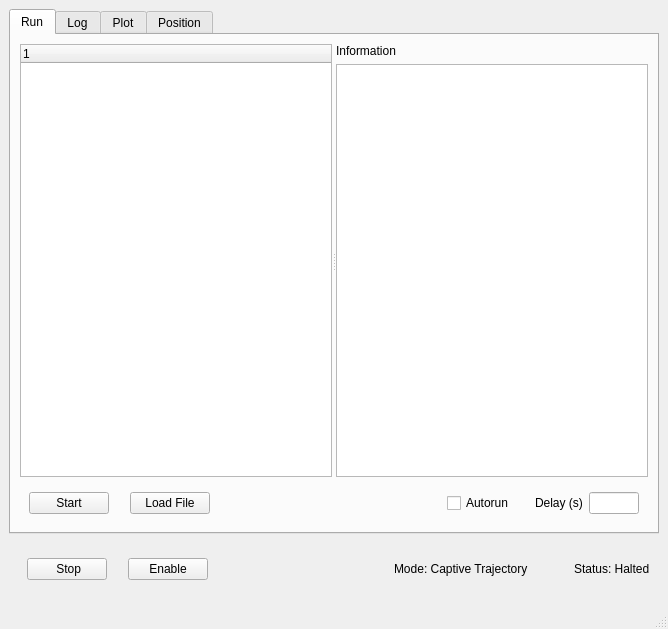
First picture: the form in software/gui/nodes/sled_control.ui, repository iorodeo/water_channel_ros, before the edit.
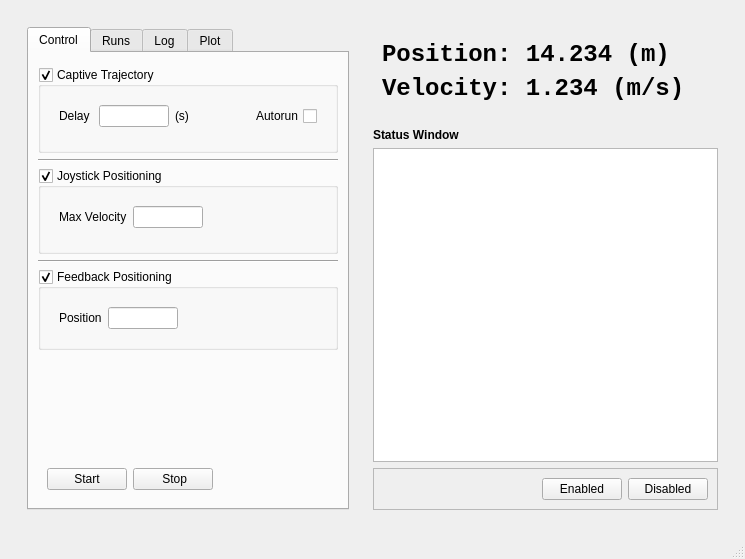
Second picture: the form after the edit. The open tabs and pages were chosen to show the change.

Commit message: Further work on sled control GUI.

Patch:
```diff
--- a/software/gui/nodes/sled_control.ui
+++ b/software/gui/nodes/sled_control.ui
@@ -6,57 +6,353 @@
    <rect>
     <x>0</x>
     <y>0</y>
-    <width>668</width>
-    <height>629</height>
+    <width>745</width>
+    <height>559</height>
    </rect>
   </property>
   <property name="windowTitle">
    <string>Water Channel - Sled Control</string>
   </property>
   <widget class="QWidget" name="centralwidget">
-   <layout class="QVBoxLayout" name="verticalLayout_4">
+   <layout class="QVBoxLayout" name="verticalLayout_10">
+    <item>
+     <widget class="QWidget" name="widget_6" native="true">
+      <layout class="QHBoxLayout" name="horizontalLayout_7">
+       <item>
+        <widget class="QWidget" name="widget_7" native="true">
+         <layout class="QVBoxLayout" name="verticalLayout_9">
     <item>
      <widget class="QTabWidget" name="mainTabWidget">
       <property name="currentIndex">
-       <number>3</number>
-      </property>
-      <widget class="QWidget" name="runTab">
+             <number>0</number>
+            </property>
+            <widget class="QWidget" name="controlTab">
        <attribute name="title">
-        <string>Run</string>
+              <string>Control</string>
        </attribute>
        <layout class="QVBoxLayout" name="verticalLayout_6">
         <item>
-         <widget class="QSplitter" name="splitter">
+               <spacer name="verticalSpacer_6">
           <property name="orientation">
+                 <enum>Qt::Vertical</enum>
+                </property>
+                <property name="sizeType">
+                 <enum>QSizePolicy::Fixed</enum>
+                </property>
+                <property name="sizeHint" stdset="0">
+                 <size>
+                  <width>20</width>
+                  <height>5</height>
+                 </size>
+                </property>
+               </spacer>
+              </item>
+              <item>
+               <widget class="QGroupBox" name="modeGroupBox">
+                <property name="title">
+                 <string>Captive Trajectory</string>
+                </property>
+                <property name="checkable">
+                 <bool>true</bool>
+                </property>
+                <property name="checked">
+                 <bool>true</bool>
+                </property>
+                <layout class="QVBoxLayout" name="verticalLayout_4">
+                 <item>
+                  <widget class="QWidget" name="widget_13" native="true">
+                   <layout class="QHBoxLayout" name="horizontalLayout_8">
+                    <item>
+                     <widget class="QLabel" name="delayLabel">
+                      <property name="text">
+                       <string>Delay </string>
+                      </property>
+                     </widget>
+                    </item>
+                    <item>
+                     <widget class="QLineEdit" name="autorunDelayLineEdit">
+                      <property name="sizePolicy">
+                       <sizepolicy hsizetype="Fixed" vsizetype="Fixed">
+                        <horstretch>0</horstretch>
+                        <verstretch>0</verstretch>
+                       </sizepolicy>
+                      </property>
+                      <property name="maximumSize">
+                       <size>
+                        <width>70</width>
+                        <height>16777215</height>
+                       </size>
+                      </property>
+                     </widget>
+                    </item>
+                    <item>
+                     <widget class="QLabel" name="label">
+                      <property name="text">
+                       <string>(s)</string>
+                      </property>
+                     </widget>
+                    </item>
+                    <item>
+                     <spacer name="horizontalSpacer_2">
+                      <property name="orientation">
            <enum>Qt::Horizontal</enum>
           </property>
-          <widget class="QWidget" name="widget_7" native="true">
-           <layout class="QVBoxLayout" name="verticalLayout_5">
+                      <property name="sizeHint" stdset="0">
+                       <size>
+                        <width>40</width>
+                        <height>20</height>
+                       </size>
+                      </property>
+                     </spacer>
+                    </item>
             <item>
-             <widget class="QTreeWidget" name="runTreeWidget">
-              <column>
+                     <widget class="QCheckBox" name="autorunCheckBox">
+                      <property name="sizePolicy">
+                       <sizepolicy hsizetype="Fixed" vsizetype="Fixed">
+                        <horstretch>0</horstretch>
+                        <verstretch>0</verstretch>
+                       </sizepolicy>
+                      </property>
+                      <property name="layoutDirection">
+                       <enum>Qt::RightToLeft</enum>
+                      </property>
                <property name="text">
-                <string notr="true">1</string>
-               </property>
-              </column>
+                       <string>Autorun</string>
+                      </property>
              </widget>
             </item>
            </layout>
           </widget>
+                 </item>
+                 <item>
+                  <spacer name="verticalSpacer_2">
+                   <property name="orientation">
+                    <enum>Qt::Vertical</enum>
+                   </property>
+                   <property name="sizeType">
+                    <enum>QSizePolicy::Fixed</enum>
+                   </property>
+                   <property name="sizeHint" stdset="0">
+                    <size>
+                     <width>20</width>
+                     <height>5</height>
+                    </size>
+                   </property>
+                  </spacer>
+                 </item>
+                </layout>
+               </widget>
+              </item>
+              <item>
+               <widget class="Line" name="line_3">
+                <property name="orientation">
+                 <enum>Qt::Horizontal</enum>
+                </property>
+               </widget>
+              </item>
+              <item>
+               <widget class="QGroupBox" name="joystickPosGroupBox">
+                <property name="title">
+                 <string>Joystick Positioning</string>
+                </property>
+                <property name="checkable">
+                 <bool>true</bool>
+                </property>
+                <layout class="QVBoxLayout" name="verticalLayout_7">
+                 <item>
+                  <widget class="QWidget" name="widget" native="true">
+                   <layout class="QHBoxLayout" name="horizontalLayout">
+                    <item>
+                     <widget class="QLabel" name="label_2">
+                      <property name="text">
+                       <string>Max Velocity</string>
+                      </property>
+                     </widget>
+                    </item>
+                    <item>
+                     <widget class="QLineEdit" name="joystickMaxVelocityLineEdit">
+                      <property name="sizePolicy">
+                       <sizepolicy hsizetype="Fixed" vsizetype="Fixed">
+                        <horstretch>0</horstretch>
+                        <verstretch>0</verstretch>
+                       </sizepolicy>
+                      </property>
+                      <property name="maximumSize">
+                       <size>
+                        <width>70</width>
+                        <height>16777215</height>
+                       </size>
+                      </property>
+                     </widget>
+                    </item>
+                    <item>
+                     <spacer name="horizontalSpacer_3">
+                      <property name="orientation">
+                       <enum>Qt::Horizontal</enum>
+                      </property>
+                      <property name="sizeHint" stdset="0">
+                       <size>
+                        <width>40</width>
+                        <height>20</height>
+                       </size>
+                      </property>
+                     </spacer>
+                    </item>
+                   </layout>
+                  </widget>
+                 </item>
+                 <item>
+                  <spacer name="verticalSpacer_3">
+                   <property name="orientation">
+                    <enum>Qt::Vertical</enum>
+                   </property>
+                   <property name="sizeType">
+                    <enum>QSizePolicy::Fixed</enum>
+                   </property>
+                   <property name="sizeHint" stdset="0">
+                    <size>
+                     <width>20</width>
+                     <height>5</height>
+                    </size>
+                   </property>
+                  </spacer>
+                 </item>
+                </layout>
+               </widget>
+              </item>
+              <item>
+               <widget class="Line" name="line">
+                <property name="orientation">
+                 <enum>Qt::Horizontal</enum>
+                </property>
+               </widget>
+              </item>
+              <item>
+               <widget class="QGroupBox" name="feedbackPosGroupBox">
+                <property name="title">
+                 <string>Feedback Positioning</string>
+                </property>
+                <property name="checkable">
+                 <bool>true</bool>
+                </property>
+                <layout class="QVBoxLayout" name="verticalLayout_8">
+                 <item>
           <widget class="QWidget" name="widget_4" native="true">
+                   <layout class="QHBoxLayout" name="horizontalLayout_5">
+                    <item>
+                     <widget class="QLabel" name="label_3">
+                      <property name="text">
+                       <string>Position</string>
+                      </property>
+                     </widget>
+                    </item>
+                    <item>
+                     <widget class="QLineEdit" name="joystickMaxVelocityLineEdit_2">
+                      <property name="sizePolicy">
+                       <sizepolicy hsizetype="Fixed" vsizetype="Fixed">
+                        <horstretch>0</horstretch>
+                        <verstretch>0</verstretch>
+                       </sizepolicy>
+                      </property>
+                      <property name="maximumSize">
+                       <size>
+                        <width>70</width>
+                        <height>16777215</height>
+                       </size>
+                      </property>
+                     </widget>
+                    </item>
+                    <item>
+                     <spacer name="horizontalSpacer_4">
+                      <property name="orientation">
+                       <enum>Qt::Horizontal</enum>
+                      </property>
+                      <property name="sizeHint" stdset="0">
+                       <size>
+                        <width>40</width>
+                        <height>20</height>
+                       </size>
+                      </property>
+                     </spacer>
+                    </item>
+                   </layout>
+                  </widget>
+                 </item>
+                </layout>
+               </widget>
+              </item>
+              <item>
+               <spacer name="verticalSpacer_4">
+                <property name="orientation">
+                 <enum>Qt::Vertical</enum>
+                </property>
+                <property name="sizeHint" stdset="0">
+                 <size>
+                  <width>20</width>
+                  <height>40</height>
+                 </size>
+                </property>
+               </spacer>
+              </item>
+              <item>
+               <widget class="QWidget" name="widget_3" native="true">
+                <layout class="QHBoxLayout" name="horizontalLayout_2">
+                 <item>
+                  <widget class="QPushButton" name="startRunPushButton">
+                   <property name="sizePolicy">
+                    <sizepolicy hsizetype="Fixed" vsizetype="Fixed">
+                     <horstretch>0</horstretch>
+                     <verstretch>0</verstretch>
+                    </sizepolicy>
+                   </property>
+                   <property name="text">
+                    <string>Start</string>
+                   </property>
+                  </widget>
+                 </item>
+                 <item>
+                  <widget class="QPushButton" name="stopPushButton">
+                   <property name="sizePolicy">
+                    <sizepolicy hsizetype="Fixed" vsizetype="Fixed">
+                     <horstretch>0</horstretch>
+                     <verstretch>0</verstretch>
+                    </sizepolicy>
+                   </property>
+                   <property name="text">
+                    <string>  Stop </string>
+                   </property>
+                  </widget>
+                 </item>
+                 <item>
+                  <spacer name="horizontalSpacer">
+                   <property name="orientation">
+                    <enum>Qt::Horizontal</enum>
+                   </property>
+                   <property name="sizeHint" stdset="0">
+                    <size>
+                     <width>130</width>
+                     <height>20</height>
+                    </size>
+                   </property>
+                  </spacer>
+                 </item>
+                </layout>
+               </widget>
+              </item>
+             </layout>
+            </widget>
+            <widget class="QWidget" name="runsTab">
+             <attribute name="title">
+              <string>Runs</string>
+             </attribute>
            <layout class="QVBoxLayout" name="verticalLayout_3">
             <item>
-             <widget class="QLabel" name="runInformationLabel">
+               <widget class="QTreeWidget" name="runTreeWidget">
+                <column>
               <property name="text">
-               <string>Information</string>
-              </property>
-             </widget>
-            </item>
-            <item>
-             <widget class="QTableWidget" name="runInfoTableWidget"/>
-            </item>
-           </layout>
-          </widget>
+                  <string notr="true">1</string>
+                 </property>
+                </column>
          </widget>
         </item>
         <item>
@@ -68,35 +364,6 @@
            </sizepolicy>
           </property>
           <layout class="QHBoxLayout" name="horizontalLayout_4">
-           <item>
-            <widget class="QPushButton" name="startRunPushButton">
-             <property name="sizePolicy">
-              <sizepolicy hsizetype="Fixed" vsizetype="Fixed">
-               <horstretch>0</horstretch>
-               <verstretch>0</verstretch>
-              </sizepolicy>
-             </property>
-             <property name="text">
-              <string>Start</string>
-             </property>
-            </widget>
-           </item>
-           <item>
-            <spacer name="horizontalSpacer_8">
-             <property name="orientation">
-              <enum>Qt::Horizontal</enum>
-             </property>
-             <property name="sizeType">
-              <enum>QSizePolicy::Fixed</enum>
-             </property>
-             <property name="sizeHint" stdset="0">
-              <size>
-               <width>15</width>
-               <height>20</height>
-              </size>
-             </property>
-            </spacer>
-           </item>
            <item>
             <widget class="QPushButton" name="loadRunFilePushButton">
              <property name="sizePolicy">
@@ -106,7 +373,14 @@
               </sizepolicy>
              </property>
              <property name="text">
-              <string>Load File</string>
+                    <string>Load </string>
+                   </property>
+                  </widget>
+                 </item>
+                 <item>
+                  <widget class="QPushButton" name="pushButton">
+                   <property name="text">
+                    <string>Remove</string>
              </property>
             </widget>
            </item>
@@ -117,64 +391,12 @@
              </property>
              <property name="sizeHint" stdset="0">
               <size>
-               <width>271</width>
+                     <width>20</width>
                <height>20</height>
               </size>
              </property>
             </spacer>
            </item>
-           <item>
-            <widget class="QCheckBox" name="autorunCheckBox">
-             <property name="sizePolicy">
-              <sizepolicy hsizetype="Fixed" vsizetype="Fixed">
-               <horstretch>0</horstretch>
-               <verstretch>0</verstretch>
-              </sizepolicy>
-             </property>
-             <property name="text">
-              <string>Autorun</string>
-             </property>
-            </widget>
-           </item>
-           <item>
-            <spacer name="horizontalSpacer_6">
-             <property name="orientation">
-              <enum>Qt::Horizontal</enum>
-             </property>
-             <property name="sizeType">
-              <enum>QSizePolicy::Fixed</enum>
-             </property>
-             <property name="sizeHint" stdset="0">
-              <size>
-               <width>15</width>
-               <height>20</height>
-              </size>
-             </property>
-            </spacer>
-           </item>
-           <item>
-            <widget class="QLabel" name="delayLabel">
-             <property name="text">
-              <string>Delay (s)</string>
-             </property>
-            </widget>
-           </item>
-           <item>
-            <widget class="QLineEdit" name="autorunDelayLineEdit">
-             <property name="sizePolicy">
-              <sizepolicy hsizetype="Fixed" vsizetype="Fixed">
-               <horstretch>0</horstretch>
-               <verstretch>0</verstretch>
-              </sizepolicy>
-             </property>
-             <property name="maximumSize">
-              <size>
-               <width>50</width>
-               <height>16777215</height>
-              </size>
-             </property>
-            </widget>
-           </item>
           </layout>
          </widget>
         </item>
@@ -184,14 +406,7 @@
        <attribute name="title">
         <string>Log</string>
        </attribute>
-       <layout class="QVBoxLayout" name="verticalLayout_9">
-        <item>
-         <widget class="QSplitter" name="splitter_2">
-          <property name="orientation">
-           <enum>Qt::Horizontal</enum>
-          </property>
-          <widget class="QWidget" name="widget_8" native="true">
-           <layout class="QVBoxLayout" name="verticalLayout_8">
+             <layout class="QVBoxLayout" name="verticalLayout_2">
             <item>
              <widget class="QTreeWidget" name="logTreeWidget">
               <column>
@@ -201,24 +416,6 @@
               </column>
              </widget>
             </item>
-           </layout>
-          </widget>
-          <widget class="QWidget" name="widget_9" native="true">
-           <layout class="QVBoxLayout" name="verticalLayout_7">
-            <item>
-             <widget class="QLabel" name="logInfoLabel">
-              <property name="text">
-               <string>Information</string>
-              </property>
-             </widget>
-            </item>
-            <item>
-             <widget class="QTableWidget" name="logIngotableWidget"/>
-            </item>
-           </layout>
-          </widget>
-         </widget>
-        </item>
         <item>
          <widget class="QWidget" name="widget_10" native="true">
           <property name="sizePolicy">
@@ -254,7 +451,7 @@
            <item>
             <widget class="QPushButton" name="deleteLogItemPushButton">
              <property name="text">
-              <string>Delete Item</string>
+                    <string>Del Item</string>
              </property>
             </widget>
            </item>
@@ -277,7 +474,7 @@
            <item>
             <widget class="QPushButton" name="editLogNotesPushButton">
              <property name="text">
-              <string>Edit Notes</string>
+                    <string>Notes</string>
              </property>
             </widget>
            </item>
@@ -288,7 +485,7 @@
              </property>
              <property name="sizeHint" stdset="0">
               <size>
-               <width>273</width>
+                     <width>20</width>
                <height>20</height>
               </size>
              </property>
@@ -304,45 +501,32 @@
         <string>Plot</string>
        </attribute>
       </widget>
-      <widget class="QWidget" name="positionTab">
-       <attribute name="title">
-        <string>Position</string>
-       </attribute>
-       <layout class="QVBoxLayout" name="verticalLayout_10">
-        <item>
-         <spacer name="verticalSpacer">
-          <property name="orientation">
-           <enum>Qt::Vertical</enum>
-          </property>
-          <property name="sizeType">
-           <enum>QSizePolicy::Fixed</enum>
-          </property>
-          <property name="sizeHint" stdset="0">
-           <size>
-            <width>20</width>
-            <height>15</height>
-           </size>
-          </property>
-         </spacer>
+           </widget>
+          </item>
+         </layout>
+        </widget>
         </item>
         <item>
          <widget class="QWidget" name="widget_2" native="true">
           <property name="sizePolicy">
-           <sizepolicy hsizetype="Preferred" vsizetype="Fixed">
+          <sizepolicy hsizetype="Preferred" vsizetype="Expanding">
             <horstretch>0</horstretch>
             <verstretch>0</verstretch>
            </sizepolicy>
           </property>
-          <layout class="QHBoxLayout" name="horizontalLayout_2">
+         <layout class="QVBoxLayout" name="verticalLayout_5">
            <item>
-            <spacer name="horizontalSpacer_4">
+           <spacer name="verticalSpacer_5">
              <property name="orientation">
-              <enum>Qt::Horizontal</enum>
+             <enum>Qt::Vertical</enum>
+            </property>
+            <property name="sizeType">
+             <enum>QSizePolicy::Fixed</enum>
              </property>
              <property name="sizeHint" stdset="0">
               <size>
-               <width>40</width>
-               <height>20</height>
+              <width>20</width>
+              <height>5</height>
               </size>
              </property>
             </spacer>
@@ -355,6 +539,11 @@
                <verstretch>0</verstretch>
               </sizepolicy>
              </property>
+            <property name="font">
+             <font>
+              <pointsize>18</pointsize>
+             </font>
+            </property>
              <layout class="QVBoxLayout" name="verticalLayout">
               <item>
                <widget class="QLabel" name="positionLabel">
@@ -367,7 +556,9 @@
                 <property name="font">
                  <font>
                   <family>Monospace</family>
-                  <pointsize>28</pointsize>
+                 <pointsize>18</pointsize>
+                 <weight>75</weight>
+                 <bold>true</bold>
                  </font>
                 </property>
                 <property name="text">
@@ -375,22 +566,6 @@
                 </property>
                </widget>
               </item>
-              <item>
-               <spacer name="verticalSpacer_2">
-                <property name="orientation">
-                 <enum>Qt::Vertical</enum>
-                </property>
-                <property name="sizeType">
-                 <enum>QSizePolicy::Fixed</enum>
-                </property>
-                <property name="sizeHint" stdset="0">
-                 <size>
-                  <width>20</width>
-                  <height>12</height>
-                 </size>
-                </property>
-               </spacer>
-              </item>
               <item>
                <widget class="QLabel" name="velocityLabel">
                 <property name="sizePolicy">
@@ -402,7 +577,9 @@
                 <property name="font">
                  <font>
                   <family>Monospace</family>
-                  <pointsize>28</pointsize>
+                 <pointsize>18</pointsize>
+                 <weight>75</weight>
+                 <bold>true</bold>
                  </font>
                 </property>
                 <property name="text">
@@ -414,23 +591,7 @@
             </widget>
            </item>
            <item>
-            <spacer name="horizontalSpacer_3">
-             <property name="orientation">
-              <enum>Qt::Horizontal</enum>
-             </property>
-             <property name="sizeHint" stdset="0">
-              <size>
-               <width>56</width>
-               <height>20</height>
-              </size>
-             </property>
-            </spacer>
-           </item>
-          </layout>
-         </widget>
-        </item>
-        <item>
-         <spacer name="verticalSpacer_3">
+           <spacer name="verticalSpacer">
           <property name="orientation">
            <enum>Qt::Vertical</enum>
           </property>
@@ -440,279 +601,91 @@
           <property name="sizeHint" stdset="0">
            <size>
             <width>20</width>
-            <height>15</height>
+              <height>10</height>
            </size>
           </property>
          </spacer>
         </item>
         <item>
-         <widget class="Line" name="line">
-          <property name="orientation">
-           <enum>Qt::Horizontal</enum>
+           <widget class="QLabel" name="label_4">
+            <property name="font">
+             <font>
+              <weight>75</weight>
+              <bold>true</bold>
+             </font>
+            </property>
+            <property name="layoutDirection">
+             <enum>Qt::LeftToRight</enum>
+            </property>
+            <property name="text">
+             <string>Status Window</string>
           </property>
          </widget>
         </item>
         <item>
-         <widget class="QFrame" name="frame">
+           <widget class="QTextEdit" name="textEdit"/>
+          </item>
+          <item>
+           <widget class="QFrame" name="frame_6">
           <property name="frameShape">
            <enum>QFrame::StyledPanel</enum>
           </property>
-          <property name="frameShadow">
-           <enum>QFrame::Raised</enum>
-          </property>
-          <layout class="QHBoxLayout" name="horizontalLayout_7">
-           <item>
-            <widget class="QGroupBox" name="groupBox">
-             <property name="autoFillBackground">
-              <bool>false</bool>
-             </property>
-             <property name="title">
-              <string>Joy Stick Control</string>
-             </property>
-             <property name="checkable">
-              <bool>true</bool>
-             </property>
-             <property name="checked">
-              <bool>false</bool>
-             </property>
-             <layout class="QVBoxLayout" name="verticalLayout_2">
-              <item>
-               <widget class="QWidget" name="widget_12" native="true">
-                <property name="sizePolicy">
-                 <sizepolicy hsizetype="Preferred" vsizetype="Fixed">
-                  <horstretch>0</horstretch>
-                  <verstretch>0</verstretch>
-                 </sizepolicy>
-                </property>
                 <layout class="QHBoxLayout" name="horizontalLayout_6">
                  <item>
-                  <widget class="QLabel" name="label">
-                   <property name="text">
-                    <string>Max Velocity</string>
-                   </property>
-                  </widget>
-                 </item>
-                 <item>
-                  <widget class="QLineEdit" name="lineEdit">
-                   <property name="sizePolicy">
-                    <sizepolicy hsizetype="Fixed" vsizetype="Fixed">
-                     <horstretch>0</horstretch>
-                     <verstretch>0</verstretch>
-                    </sizepolicy>
-                   </property>
-                   <property name="maximumSize">
-                    <size>
-                     <width>80</width>
-                     <height>16777215</height>
-                    </size>
-                   </property>
-                  </widget>
-                 </item>
-                 <item>
-                  <spacer name="horizontalSpacer_13">
-                   <property name="orientation">
-                    <enum>Qt::Horizontal</enum>
-                   </property>
-                   <property name="sizeHint" stdset="0">
-                    <size>
-                     <width>40</width>
-                     <height>20</height>
-                    </size>
-                   </property>
-                  </spacer>
-                 </item>
-                </layout>
-               </widget>
-              </item>
-              <item>
-               <spacer name="verticalSpacer_4">
-                <property name="orientation">
-                 <enum>Qt::Vertical</enum>
-                </property>
-                <property name="sizeHint" stdset="0">
-                 <size>
-                  <width>20</width>
-                  <height>40</height>
-                 </size>
-                </property>
-               </spacer>
-              </item>
-             </layout>
-            </widget>
-           </item>
-           <item>
-            <widget class="Line" name="line_2">
-             <property name="orientation">
-              <enum>Qt::Vertical</enum>
-             </property>
-            </widget>
-           </item>
-           <item>
-            <widget class="QGroupBox" name="groupBox_2">
-             <property name="title">
-              <string>Feedbac Control</string>
-             </property>
-             <property name="checkable">
-              <bool>true</bool>
-             </property>
-             <layout class="QVBoxLayout" name="verticalLayout_11">
-              <item>
-               <widget class="QWidget" name="widget_3" native="true">
-                <layout class="QHBoxLayout" name="horizontalLayout_8">
-                 <item>
-                  <widget class="QLabel" name="label_2">
-                   <property name="text">
-                    <string>Position</string>
-                   </property>
-                  </widget>
-                 </item>
-                 <item>
-                  <widget class="QLineEdit" name="lineEdit_2">
-                   <property name="sizePolicy">
-                    <sizepolicy hsizetype="Fixed" vsizetype="Fixed">
-                     <horstretch>0</horstretch>
-                     <verstretch>0</verstretch>
-                    </sizepolicy>
-                   </property>
-                   <property name="maximumSize">
-                    <size>
-                     <width>80</width>
-                     <height>16777215</height>
-                    </size>
-                   </property>
-                  </widget>
-                 </item>
-                 <item>
                   <spacer name="horizontalSpacer_5">
                    <property name="orientation">
                     <enum>Qt::Horizontal</enum>
                    </property>
                    <property name="sizeHint" stdset="0">
                     <size>
-                     <width>40</width>
+                 <width>216</width>
                      <height>20</height>
                     </size>
                    </property>
                   </spacer>
                  </item>
-                </layout>
-               </widget>
-              </item>
               <item>
-               <spacer name="verticalSpacer_5">
-                <property name="orientation">
-                 <enum>Qt::Vertical</enum>
-                </property>
-                <property name="sizeHint" stdset="0">
-                 <size>
-                  <width>20</width>
-                  <height>129</height>
-                 </size>
-                </property>
-               </spacer>
-              </item>
-             </layout>
-            </widget>
-           </item>
-          </layout>
-         </widget>
-        </item>
-       </layout>
-      </widget>
-     </widget>
-    </item>
-    <item>
-     <widget class="QWidget" name="widget" native="true">
-      <property name="sizePolicy">
-       <sizepolicy hsizetype="Preferred" vsizetype="Fixed">
-        <horstretch>0</horstretch>
-        <verstretch>0</verstretch>
-       </sizepolicy>
-      </property>
-      <layout class="QHBoxLayout" name="horizontalLayout">
-       <item>
-        <widget class="QWidget" name="widget_6" native="true">
-         <property name="sizePolicy">
-          <sizepolicy hsizetype="Preferred" vsizetype="Fixed">
-           <horstretch>0</horstretch>
-           <verstretch>0</verstretch>
-          </sizepolicy>
-         </property>
-         <layout class="QHBoxLayout" name="horizontalLayout_5">
-          <item>
-           <widget class="QPushButton" name="stopPushButton">
-            <property name="text">
-             <string>  Stop </string>
+              <widget class="QPushButton" name="enabledPushButton">
+               <property name="text">
+                <string>Enabled</string>
+               </property>
+               <property name="checkable">
+                <bool>true</bool>
+               </property>
+               <property name="checked">
+                <bool>false</bool>
+               </property>
+               <property name="default">
+                <bool>false</bool>
+               </property>
+               <property name="flat">
+                <bool>false</bool>
             </property>
            </widget>
           </item>
           <item>
-           <spacer name="horizontalSpacer_12">
-            <property name="orientation">
-             <enum>Qt::Horizontal</enum>
-            </property>
-            <property name="sizeType">
-             <enum>QSizePolicy::Fixed</enum>
-            </property>
-            <property name="sizeHint" stdset="0">
-             <size>
-              <width>15</width>
-              <height>20</height>
-             </size>
-            </property>
-           </spacer>
-          </item>
-          <item>
-           <widget class="QPushButton" name="enablePushButton">
-            <property name="text">
-             <string>Enable</string>
-            </property>
+              <widget class="QPushButton" name="disabledPushButton">
+               <property name="text">
+                <string>Disabled</string>
+               </property>
+               <property name="checkable">
+                <bool>true</bool>
+               </property>
+               <property name="checked">
+                <bool>false</bool>
+               </property>
+               <property name="default">
+                <bool>false</bool>
+               </property>
+               <property name="flat">
+                <bool>false</bool>
+               </property>
            </widget>
           </item>
          </layout>
         </widget>
        </item>
-       <item>
-        <spacer name="horizontalSpacer">
-         <property name="orientation">
-          <enum>Qt::Horizontal</enum>
-         </property>
-         <property name="sizeHint" stdset="0">
-          <size>
-           <width>40</width>
-           <height>20</height>
-          </size>
-         </property>
-        </spacer>
-       </item>
-       <item>
-        <widget class="QLabel" name="modeLabel">
-         <property name="text">
-          <string>Mode: Captive Trajectory</string>
-         </property>
-        </widget>
-       </item>
-       <item>
-        <spacer name="horizontalSpacer_2">
-         <property name="orientation">
-          <enum>Qt::Horizontal</enum>
-         </property>
-         <property name="sizeType">
-          <enum>QSizePolicy::Fixed</enum>
-         </property>
-         <property name="sizeHint" stdset="0">
-          <size>
-           <width>40</width>
-           <height>20</height>
-          </size>
-         </property>
-        </spacer>
-       </item>
-       <item>
-        <widget class="QLabel" name="statusLabel">
-         <property name="text">
-          <string>Status: Halted</string>
-         </property>
+         </layout>
         </widget>
        </item>
       </layout>
@@ -725,7 +698,7 @@
     <rect>
      <x>0</x>
      <y>0</y>
-     <width>668</width>
+     <width>745</width>
      <height>25</height>
     </rect>
    </property>
```
Lines whose indentation alone changed are shown as unchanged. The commit also changes 2 other files.
